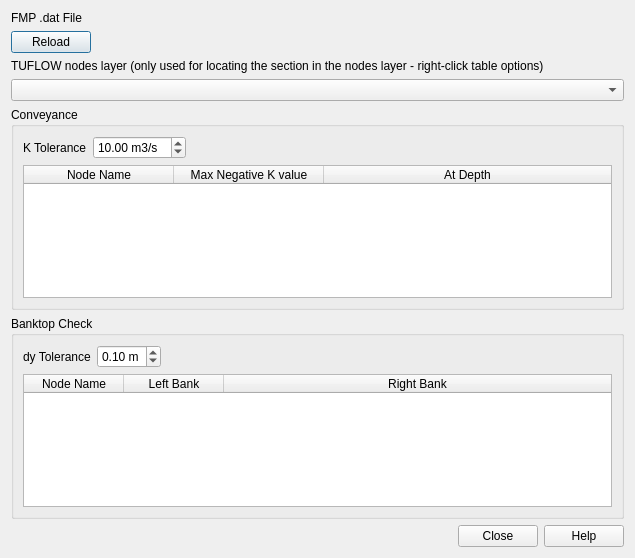
Old version of the form mod_check/forms/ui_fmpsectionproperty_check_dialog.ui in the repository duncan-r/ModCheck.
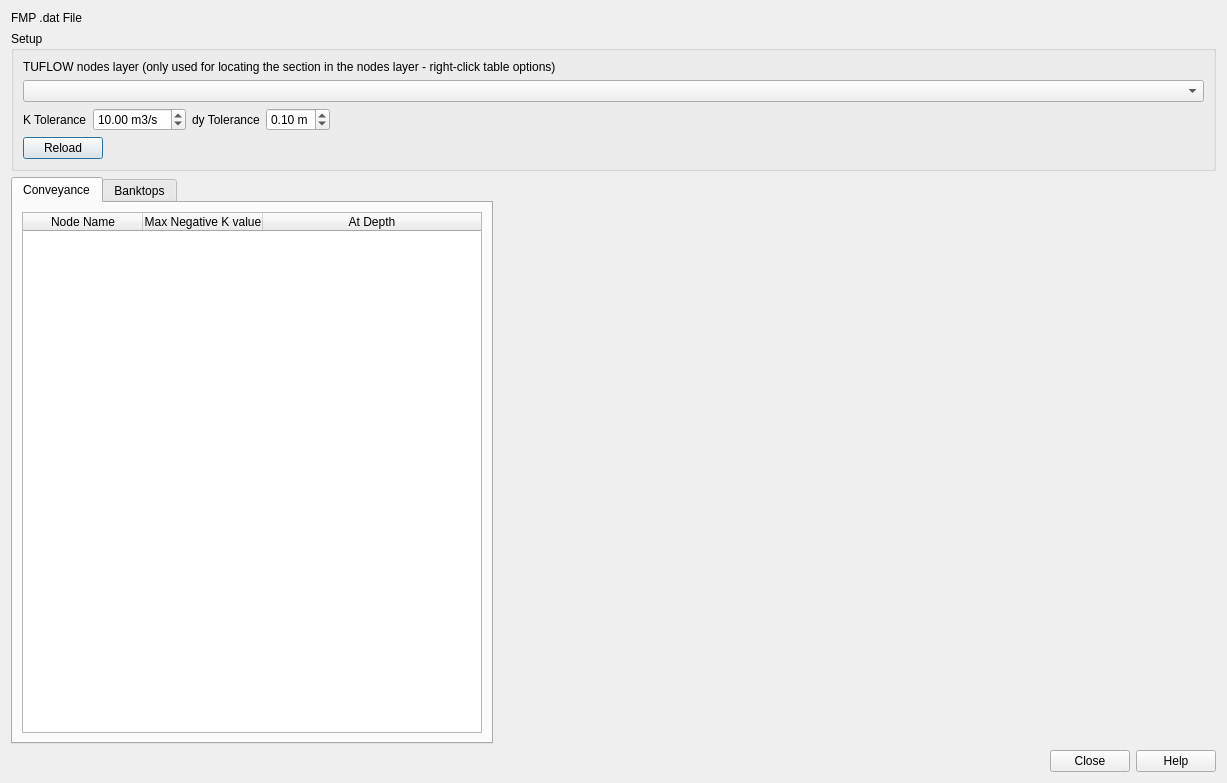
New version of the form. Custom widgets are drawn as their Qt base class.

Commit message:
Improve FMP section check layout and graphing behaviour.
Changes the layout of the section check tool dialog to add a
layout alongside the conveyance and banktop check tables - which
are now placed in a tab widget. When the user clicks on a row in
one of the tables the graph is updated and the map zooms to a
node (rather than opening a new dialog window each time).

Help file updated for new functionality.

```diff
--- a/mod_check/forms/ui_fmpsectionproperty_check_dialog.ui
+++ b/mod_check/forms/ui_fmpsectionproperty_check_dialog.ui
@@ -6,14 +6,14 @@
    <rect>
     <x>0</x>
     <y>0</y>
-    <width>635</width>
-    <height>558</height>
+    <width>1227</width>
+    <height>783</height>
    </rect>
   </property>
   <property name="windowTitle">
    <string>Check FMP Model Sections</string>
   </property>
-  <layout class="QVBoxLayout" name="verticalLayout_4">
+  <layout class="QVBoxLayout" name="verticalLayout">
    <item>
     <layout class="QHBoxLayout" name="horizontalLayout_4">
      <item>
@@ -33,29 +33,11 @@
     </layout>
    </item>
    <item>
-    <layout class="QHBoxLayout" name="horizontalLayout">
-     <item>
-      <widget class="QPushButton" name="datFileReloadBtn">
-       <property name="text">
-        <string>Reload</string>
-       </property>
-      </widget>
-     </item>
-     <item>
-      <spacer name="horizontalSpacer">
-       <property name="orientation">
-        <enum>Qt::Horizontal</enum>
-       </property>
-       <property name="sizeHint" stdset="0">
-        <size>
-         <width>40</width>
-         <height>20</height>
-        </size>
-       </property>
-      </spacer>
-     </item>
-    </layout>
-   </item>
+    <widget class="QGroupBox" name="groupBox">
+     <property name="title">
+      <string>Setup</string>
+     </property>
+     <layout class="QVBoxLayout" name="verticalLayout_2">
    <item>
     <layout class="QVBoxLayout" name="verticalLayout_3">
      <item>
@@ -71,12 +53,6 @@
     </layout>
    </item>
    <item>
-    <widget class="QGroupBox" name="conveyanceGroupBox">
-     <property name="title">
-      <string>Conveyance</string>
-     </property>
-     <layout class="QVBoxLayout" name="verticalLayout">
-      <item>
        <layout class="QHBoxLayout" name="horizontalLayout_2">
         <item>
          <widget class="QLabel" name="label_2">
@@ -102,60 +78,6 @@
          </widget>
         </item>
         <item>
-         <spacer name="horizontalSpacer_2">
-          <property name="orientation">
-           <enum>Qt::Horizontal</enum>
-          </property>
-          <property name="sizeHint" stdset="0">
-           <size>
-            <width>40</width>
-            <height>20</height>
-           </size>
-          </property>
-         </spacer>
-        </item>
-       </layout>
-      </item>
-      <item>
-       <widget class="QTableWidget" name="negativeConveyanceTable">
-        <attribute name="horizontalHeaderDefaultSectionSize">
-         <number>150</number>
-        </attribute>
-        <attribute name="horizontalHeaderMinimumSectionSize">
-         <number>150</number>
-        </attribute>
-        <attribute name="horizontalHeaderStretchLastSection">
-         <bool>true</bool>
-        </attribute>
-        <column>
-         <property name="text">
-          <string>Node Name</string>
-         </property>
-        </column>
-        <column>
-         <property name="text">
-          <string>Max Negative K value</string>
-         </property>
-        </column>
-        <column>
-         <property name="text">
-          <string>At Depth</string>
-         </property>
-        </column>
-       </widget>
-      </item>
-     </layout>
-    </widget>
-   </item>
-   <item>
-    <widget class="QGroupBox" name="groupBox">
-     <property name="title">
-      <string>Banktop Check</string>
-     </property>
-     <layout class="QVBoxLayout" name="verticalLayout_2">
-      <item>
-       <layout class="QHBoxLayout" name="horizontalLayout_3">
-        <item>
          <widget class="QLabel" name="label_4">
           <property name="text">
            <string>dy Tolerance</string>
@@ -182,7 +104,7 @@
          </widget>
         </item>
         <item>
-         <spacer name="horizontalSpacer_3">
+         <spacer name="horizontalSpacer_2">
           <property name="orientation">
            <enum>Qt::Horizontal</enum>
           </property>
@@ -196,8 +118,94 @@
         </item>
        </layout>
       </item>
+      <item>
+       <layout class="QHBoxLayout" name="horizontalLayout">
+        <item>
+         <widget class="QPushButton" name="datFileReloadBtn">
+          <property name="text">
+           <string>Reload</string>
+          </property>
+         </widget>
+        </item>
+        <item>
+         <spacer name="horizontalSpacer">
+          <property name="orientation">
+           <enum>Qt::Horizontal</enum>
+          </property>
+          <property name="sizeHint" stdset="0">
+           <size>
+            <width>40</width>
+            <height>20</height>
+           </size>
+          </property>
+         </spacer>
+        </item>
+       </layout>
+      </item>
+     </layout>
+    </widget>
+   </item>
+   <item>
+    <layout class="QHBoxLayout" name="resultsLayout" stretch="4,6">
+     <item>
+      <widget class="QTabWidget" name="resultsTabWidget">
+       <property name="sizePolicy">
+        <sizepolicy hsizetype="Expanding" vsizetype="Expanding">
+         <horstretch>4</horstretch>
+         <verstretch>0</verstretch>
+        </sizepolicy>
+       </property>
+       <property name="currentIndex">
+        <number>0</number>
+       </property>
+       <widget class="QWidget" name="conveyanceTab">
+        <attribute name="title">
+         <string>Conveyance</string>
+        </attribute>
+        <layout class="QVBoxLayout" name="verticalLayout_5">
+         <item>
+          <widget class="QTableWidget" name="negativeConveyanceTable">
+           <attribute name="horizontalHeaderDefaultSectionSize">
+            <number>120</number>
+           </attribute>
+           <attribute name="horizontalHeaderMinimumSectionSize">
+            <number>120</number>
+           </attribute>
+           <attribute name="horizontalHeaderStretchLastSection">
+            <bool>true</bool>
+           </attribute>
+           <column>
+            <property name="text">
+             <string>Node Name</string>
+            </property>
+           </column>
+           <column>
+            <property name="text">
+             <string>Max Negative K value</string>
+            </property>
+           </column>
+           <column>
+            <property name="text">
+             <string>At Depth</string>
+            </property>
+           </column>
+          </widget>
+         </item>
+        </layout>
+       </widget>
+       <widget class="QWidget" name="banktopTab">
+        <attribute name="title">
+         <string>Banktops</string>
+        </attribute>
+        <layout class="QVBoxLayout" name="verticalLayout_6">
       <item>
        <widget class="QTableWidget" name="banktopCheckTable">
+           <attribute name="horizontalHeaderDefaultSectionSize">
+            <number>120</number>
+           </attribute>
+           <attribute name="horizontalHeaderMinimumSectionSize">
+            <number>120</number>
+           </attribute>
         <attribute name="horizontalHeaderStretchLastSection">
          <bool>true</bool>
         </attribute>
@@ -220,6 +228,12 @@
       </item>
      </layout>
     </widget>
+      </widget>
+     </item>
+     <item>
+      <layout class="QVBoxLayout" name="graphLayout" stretch=""/>
+     </item>
+    </layout>
    </item>
    <item>
     <layout class="QHBoxLayout" name="horizontalLayout_5">
```
Lines whose indentation alone changed are shown as unchanged. The commit also changes 9 other files.
